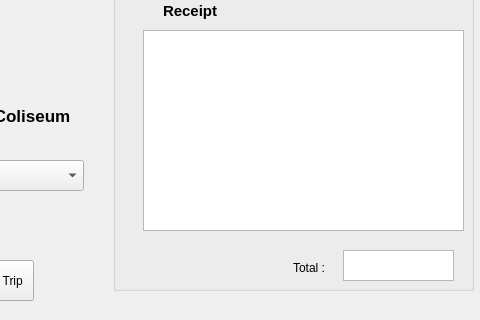
Qt form customtrip.ui (pkhodadoustan/NFLFootballTouring) before a commit; both pictures show x 497 to 977 and y 290 to 610 of the 977 by 610 pixel window.
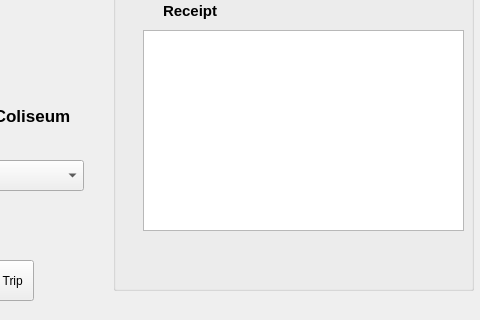
The same form after that commit.

```diff
--- a/customtrip.ui
+++ b/customtrip.ui
@@ -229,25 +229,15 @@
      </rect>
     </property>
    </widget>
-   <widget class="QTableWidget" name="tableWidget_total">
+   <widget class="QLabel" name="totalLabel">
     <property name="geometry">
      <rect>
-      <x>230</x>
-      <y>490</y>
-      <width>111</width>
+      <x>260</x>
+      <y>480</y>
+      <width>91</width>
       <height>31</height>
      </rect>
     </property>
-   </widget>
-   <widget class="QLabel" name="label_7">
-    <property name="geometry">
-     <rect>
-      <x>180</x>
-      <y>500</y>
-      <width>51</width>
-      <height>16</height>
-     </rect>
-    </property>
     <property name="font">
      <font>
       <pointsize>9</pointsize>
@@ -256,7 +246,7 @@
      </font>
     </property>
     <property name="text">
-     <string>Total :</string>
+     <string/>
     </property>
    </widget>
    <widget class="QLabel" name="label_first">
```
